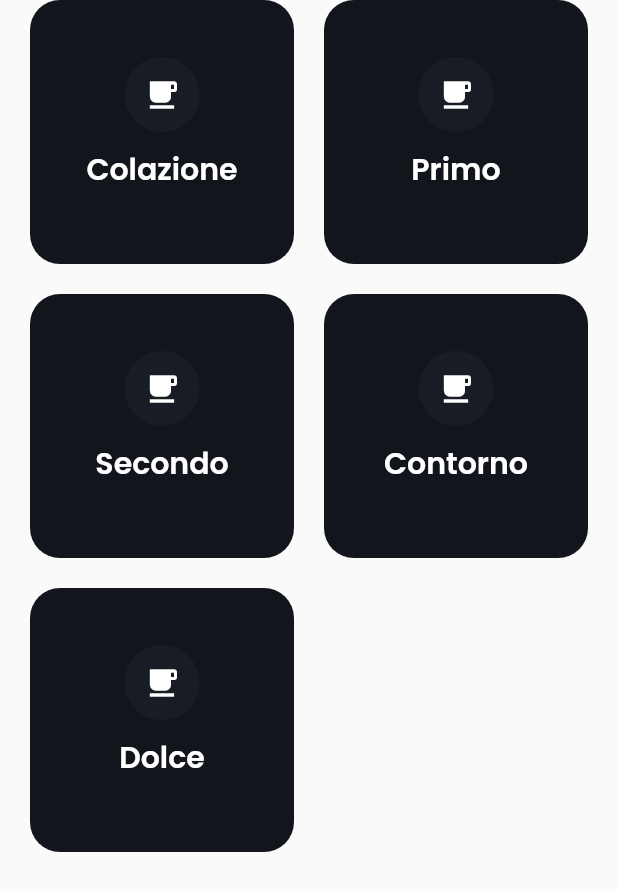
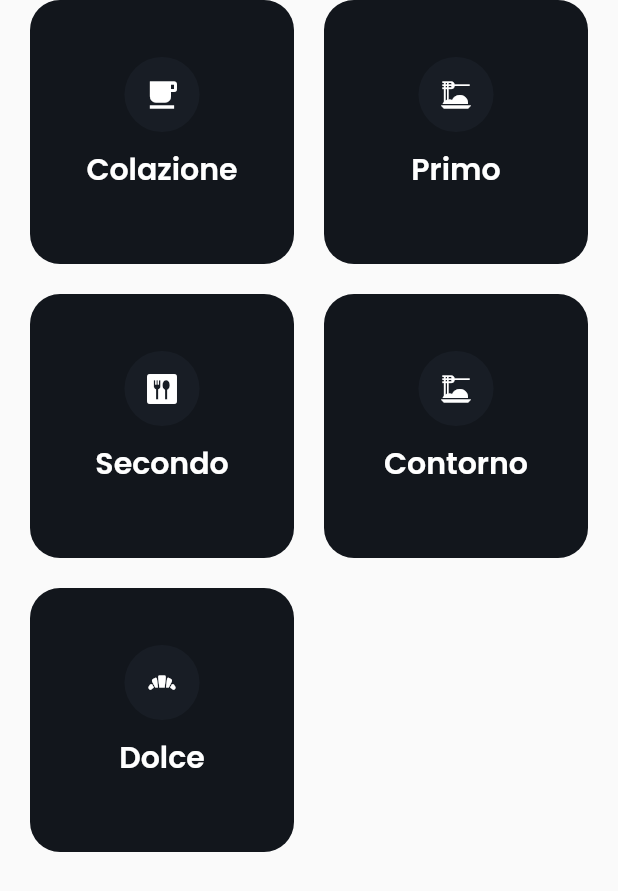
Before and after one commit to mitegj/food_match, a Flutter app: the FilterHeader widget shown alone on an empty page, opened directly, on a phone screen of 412 x 824 dp. Shown: the top 891 px of the screen. Run offline on Flutter 3.47's test engine with Material 2 defaults, Android fonts, the phone set to English and light mode, and no system bars; our stand-ins replace cloud_firestore, firebase_auth, firebase_core, firebase_remote_config, fl_chart, flutter_spinkit and 5 more; accounts and stored records are empty; statements that could not run were skipped.

Commit message:
Pagina filtri terminata

```diff
--- a/lib/enum/dish_type_enum.dart
+++ b/lib/enum/dish_type_enum.dart
@@ -1,3 +1,5 @@
+import 'package:flutter/material.dart';
+
 enum DishType { Colazione, Primo, Secondo, Contorno, Dolce }
 
 extension DishTypeExtension on DishType {
@@ -17,4 +19,21 @@ extension DishTypeExtension on DishType {
         return -1;
     }
   }
+
+  IconData get icon {
+    switch (this) {
+      case DishType.Colazione:
+        return Icons.free_breakfast;
+      case DishType.Primo:
+        return Icons.dinner_dining;
+      case DishType.Secondo:
+        return Icons.dining;
+      case DishType.Contorno:
+        return Icons.dinner_dining;
+      case DishType.Dolce:
+        return Icons.bakery_dining;
+      default:
+        return Icons.dinner_dining;
+    }
+  }
 }
--- a/lib/widgets/home/filters.dart
+++ b/lib/widgets/home/filters.dart
@@ -4,7 +4,7 @@ import 'package:morning_brief/controllers/allergy_controller.dart';
 import 'package:flutter/material.dart';
 import 'package:morning_brief/utils/UIColors.dart';
 import 'package:morning_brief/widgets/global_input/arrow_header.dart';
-import 'package:morning_brief/widgets/home/filters_header.dart';
+import 'package:morning_brief/widgets/home/filters_body.dart';
 import 'package:morning_brief/widgets/spinner/spinner.dart';
 
 class FiltersPage extends GetWidget<AllergyController> {
@@ -54,7 +54,7 @@ class FiltersPage extends GetWidget<AllergyController> {
                   ],
                 ),
               )),
-          FilterHeader()
+          FilterBody()
         ])));
   }
 }
--- a/lib/widgets/home/filters_header.dart
+++ b/lib/widgets/home/filters_body.dart
@@ -42,7 +42,7 @@ class FilterHeader extends StatelessWidget {
                           ? UIColors.violetMainlightOption
                           : UIColors.black.withOpacity(0.6),
                       child: Icon(
-                        Icons.free_breakfast,
+                        el.icon,
                         color: UIColors.white,
                       ), //free_breakfast dinner_dining
                     ),
```
